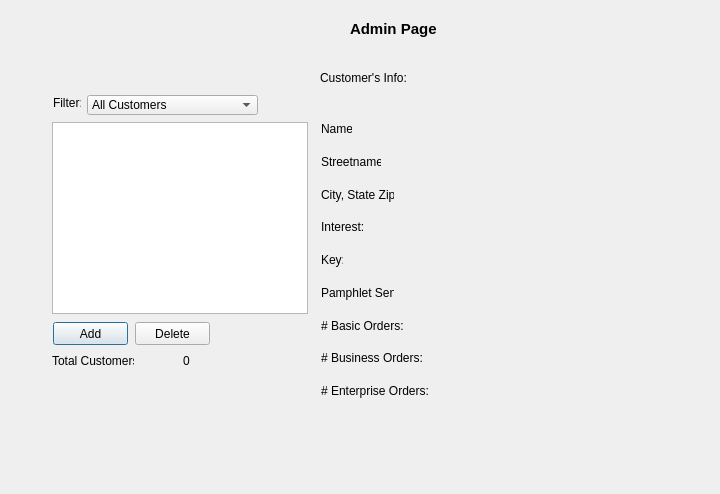
The window that Project/adminwindow.ui (nhitz/CS1CProject2) describes before a commit, drawn with Qt 5.
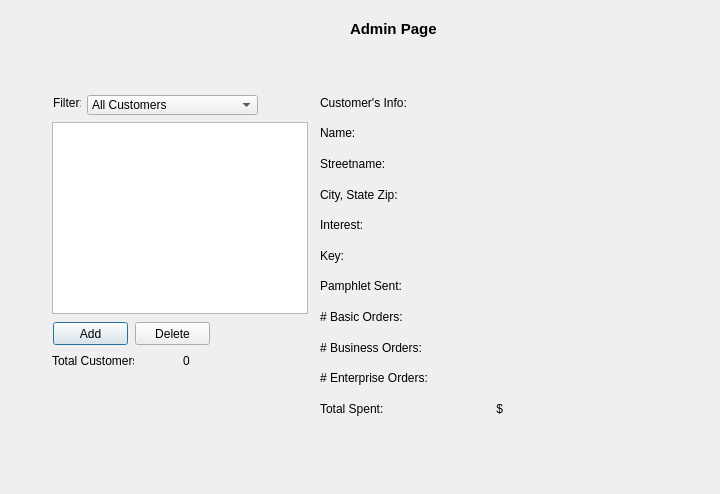
The same window after the commit.

Commit message: Added ability for customer to order multiple products of same type. Admin page now reflects total spent and # of each product ordered.

Patch:
```diff
--- a/Project/adminwindow.ui
+++ b/Project/adminwindow.ui
@@ -33,19 +33,6 @@
     <string>Admin Page</string>
    </property>
   </widget>
-  <widget class="QLabel" name="label_3">
-   <property name="geometry">
-    <rect>
-     <x>320</x>
-     <y>70</y>
-     <width>141</width>
-     <height>16</height>
-    </rect>
-   </property>
-   <property name="text">
-    <string>Customer's Info:</string>
-   </property>
-  </widget>
   <widget class="QListWidget" name="listWidget">
    <property name="geometry">
     <rect>
@@ -146,148 +133,59 @@
     <string>Delete</string>
    </property>
   </widget>
-  <widget class="QLabel" name="label_9">
-   <property name="geometry">
-    <rect>
-     <x>321</x>
-     <y>121</y>
-     <width>31</width>
-     <height>16</height>
-    </rect>
-   </property>
-   <property name="text">
-    <string>Name:</string>
-   </property>
-  </widget>
-  <widget class="QLabel" name="label_8">
-   <property name="geometry">
-    <rect>
-     <x>321</x>
-     <y>154</y>
-     <width>60</width>
-     <height>16</height>
-    </rect>
-   </property>
-   <property name="text">
-    <string>Streetname:</string>
-   </property>
-  </widget>
-  <widget class="QLabel" name="label_7">
-   <property name="geometry">
-    <rect>
-     <x>321</x>
-     <y>187</y>
-     <width>73</width>
-     <height>16</height>
-    </rect>
-   </property>
-   <property name="text">
-    <string>City, State Zip:</string>
-   </property>
-  </widget>
-  <widget class="QLabel" name="label_6">
-   <property name="geometry">
-    <rect>
-     <x>321</x>
-     <y>219</y>
-     <width>43</width>
-     <height>16</height>
-    </rect>
-   </property>
-   <property name="text">
-    <string>Interest:</string>
-   </property>
-  </widget>
-  <widget class="QLabel" name="label_5">
-   <property name="geometry">
-    <rect>
-     <x>321</x>
-     <y>252</y>
-     <width>22</width>
-     <height>16</height>
-    </rect>
-   </property>
-   <property name="text">
-    <string>Key:</string>
-   </property>
-  </widget>
-  <widget class="QLabel" name="label_4">
-   <property name="geometry">
-    <rect>
-     <x>321</x>
-     <y>285</y>
-     <width>73</width>
-     <height>16</height>
-    </rect>
-   </property>
-   <property name="text">
-    <string>Pamphlet Sent:</string>
-   </property>
-  </widget>
-  <widget class="QLabel" name="label_10">
-   <property name="geometry">
-    <rect>
-     <x>321</x>
-     <y>318</y>
-     <width>101</width>
-     <height>16</height>
-    </rect>
-   </property>
-   <property name="text">
-    <string># Basic Orders:</string>
-   </property>
-  </widget>
-  <widget class="QLabel" name="label_11">
-   <property name="geometry">
-    <rect>
-     <x>321</x>
-     <y>350</y>
-     <width>101</width>
-     <height>16</height>
-    </rect>
-   </property>
-   <property name="text">
-    <string># Business Orders:</string>
-   </property>
-  </widget>
-  <widget class="QLabel" name="label_12">
-   <property name="geometry">
-    <rect>
-     <x>321</x>
-     <y>383</y>
-     <width>111</width>
-     <height>16</height>
-    </rect>
-   </property>
-   <property name="text">
-    <string># Enterprise Orders:</string>
-   </property>
-  </widget>
   <widget class="QWidget" name="">
    <property name="geometry">
     <rect>
-     <x>441</x>
-     <y>121</y>
-     <width>261</width>
-     <height>281</height>
+     <x>320</x>
+     <y>90</y>
+     <width>351</width>
+     <height>331</height>
     </rect>
    </property>
    <layout class="QGridLayout" name="gridLayout">
     <item row="0" column="0">
-     <widget class="QLabel" name="selectedCustomerName">
+     <widget class="QLabel" name="label_3">
       <property name="text">
-       <string/>
+       <string>Customer's Info:</string>
       </property>
      </widget>
     </item>
     <item row="1" column="0">
-     <widget class="QLabel" name="selectedCustomerStreetname">
+     <widget class="QLabel" name="label_9">
+      <property name="text">
+       <string>Name:</string>
+      </property>
+     </widget>
+    </item>
+    <item row="1" column="1">
+     <widget class="QLabel" name="selectedCustomerName">
       <property name="text">
        <string/>
       </property>
      </widget>
     </item>
     <item row="2" column="0">
+     <widget class="QLabel" name="label_8">
+      <property name="text">
+       <string>Streetname:</string>
+      </property>
+     </widget>
+    </item>
+    <item row="2" column="1">
+     <widget class="QLabel" name="selectedCustomerStreetname">
+      <property name="text">
+       <string/>
+      </property>
+     </widget>
+    </item>
+    <item row="3" column="0">
+     <widget class="QLabel" name="label_7">
+      <property name="text">
+       <string>City, State Zip:</string>
+      </property>
+     </widget>
+    </item>
+    <item row="3" column="1">
      <widget class="QLabel" name="selectedCustomerCityStateZip">
       <property name="text">
        <string/>
@@ -295,20 +193,41 @@
      </widget>
     </item>
     <item row="4" column="0">
-     <widget class="QLabel" name="selectedCustomerKey">
+     <widget class="QLabel" name="label_6">
       <property name="text">
-       <string/>
+       <string>Interest:</string>
       </property>
      </widget>
     </item>
-    <item row="3" column="0">
+    <item row="4" column="1">
      <widget class="QLabel" name="selectedCustomerInterest">
       <property name="text">
        <string/>
       </property>
      </widget>
     </item>
+    <item row="5" column="0">
+     <widget class="QLabel" name="label_5">
+      <property name="text">
+       <string>Key:</string>
+      </property>
+     </widget>
+    </item>
+    <item row="5" column="1">
+     <widget class="QLabel" name="selectedCustomerKey">
+      <property name="text">
+       <string/>
+      </property>
+     </widget>
+    </item>
     <item row="6" column="0">
+     <widget class="QLabel" name="label_4">
+      <property name="text">
+       <string>Pamphlet Sent:</string>
+      </property>
+     </widget>
+    </item>
+    <item row="6" column="1">
      <widget class="QLabel" name="selectedCustomerPamphlet">
       <property name="text">
        <string/>
@@ -316,6 +235,13 @@
      </widget>
     </item>
     <item row="7" column="0">
+     <widget class="QLabel" name="label_10">
+      <property name="text">
+       <string># Basic Orders:</string>
+      </property>
+     </widget>
+    </item>
+    <item row="7" column="1">
      <widget class="QLabel" name="selectedBasicOrders">
       <property name="text">
        <string/>
@@ -323,6 +249,13 @@
      </widget>
     </item>
     <item row="8" column="0">
+     <widget class="QLabel" name="label_11">
+      <property name="text">
+       <string># Business Orders:</string>
+      </property>
+     </widget>
+    </item>
+    <item row="8" column="1">
      <widget class="QLabel" name="selectedBusinessOrders">
       <property name="text">
        <string/>
@@ -330,12 +263,33 @@
      </widget>
     </item>
     <item row="9" column="0">
+     <widget class="QLabel" name="label_12">
+      <property name="text">
+       <string># Enterprise Orders:</string>
+      </property>
+     </widget>
+    </item>
+    <item row="9" column="1">
      <widget class="QLabel" name="selectedEnterpriseOrders">
       <property name="text">
        <string/>
       </property>
      </widget>
     </item>
+    <item row="10" column="0">
+     <widget class="QLabel" name="label_13">
+      <property name="text">
+       <string>Total Spent:                                  $</string>
+      </property>
+     </widget>
+    </item>
+    <item row="10" column="1">
+     <widget class="QLabel" name="selectedTotalSpent">
+      <property name="text">
+       <string/>
+      </property>
+     </widget>
+    </item>
    </layout>
   </widget>
  </widget>
```
The commit also changes 9 other files.
